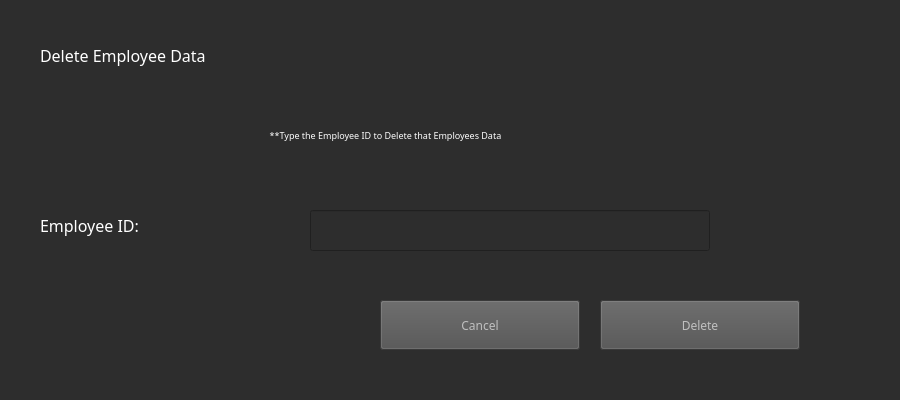
This is deleteemployee.ui in Nirushana/QtEmployeeManagementSystem as Qt 5 draws it before an edit. The edited form follows.
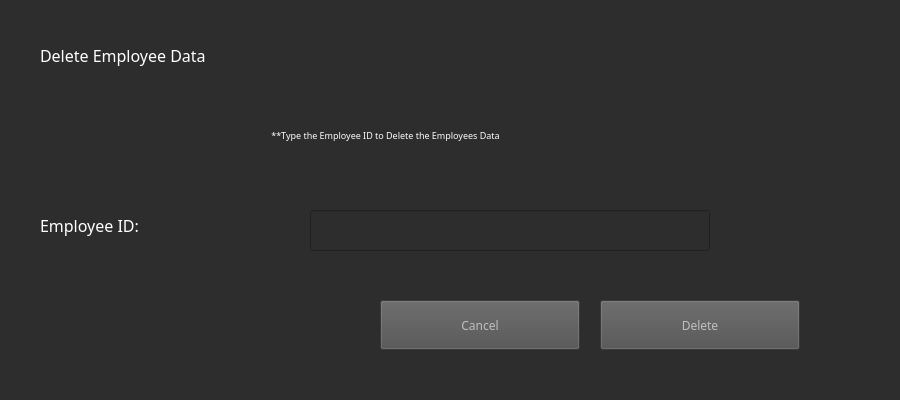
This is the edited form.

```diff
--- a/deleteemployee.ui
+++ b/deleteemployee.ui
@@ -70,7 +70,7 @@
      <string notr="true">color: rgb(255, 255, 255);</string>
     </property>
     <property name="text">
-     <string>**Type the Employee ID to Delete that Employees Data</string>
+     <string>**Type the Employee ID to Delete the Employees Data</string>
     </property>
     <property name="alignment">
      <set>Qt::AlignCenter</set>
```
Left out of the diff: 7 changed lines with no effect on the pictures.
